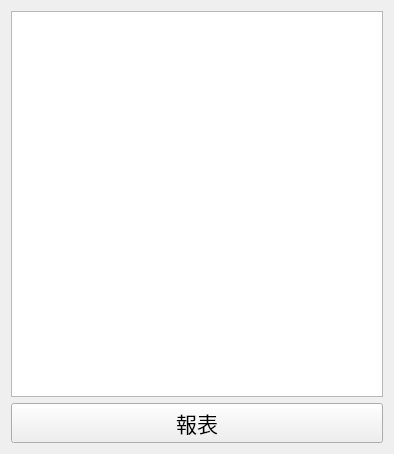
Qt form bank-view/frontmaterialselectionv2.ui (smandyscom/front-base-widget) before a commit.
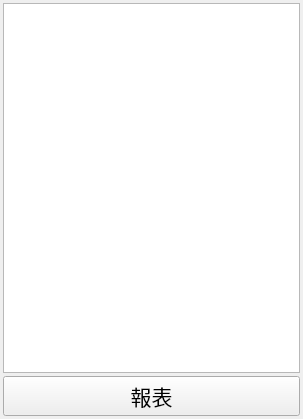
The same form after that commit.

```diff
--- a/bank-view/frontmaterialselectionv2.ui
+++ b/bank-view/frontmaterialselectionv2.ui
@@ -6,8 +6,8 @@
    <rect>
     <x>0</x>
     <y>0</y>
-    <width>394</width>
-    <height>454</height>
+    <width>303</width>
+    <height>419</height>
    </rect>
   </property>
   <property name="font">
@@ -19,16 +19,34 @@
    <string>Form</string>
   </property>
   <layout class="QGridLayout" name="gridLayout_2">
+   <property name="leftMargin">
+    <number>3</number>
+   </property>
+   <property name="topMargin">
+    <number>3</number>
+   </property>
+   <property name="rightMargin">
+    <number>3</number>
+   </property>
+   <property name="bottomMargin">
+    <number>3</number>
+   </property>
+   <property name="spacing">
+    <number>3</number>
+   </property>
    <item row="0" column="0">
     <layout class="QGridLayout" name="gridLayout">
      <item row="0" column="0">
       <widget class="QTableView" name="tableViewReportHead">
        <property name="sizePolicy">
-        <sizepolicy hsizetype="Expanding" vsizetype="Expanding">
+        <sizepolicy hsizetype="Preferred" vsizetype="Expanding">
          <horstretch>0</horstretch>
          <verstretch>0</verstretch>
         </sizepolicy>
        </property>
+       <attribute name="horizontalHeaderVisible">
+        <bool>false</bool>
+       </attribute>
        <attribute name="verticalHeaderVisible">
         <bool>false</bool>
        </attribute>
```
